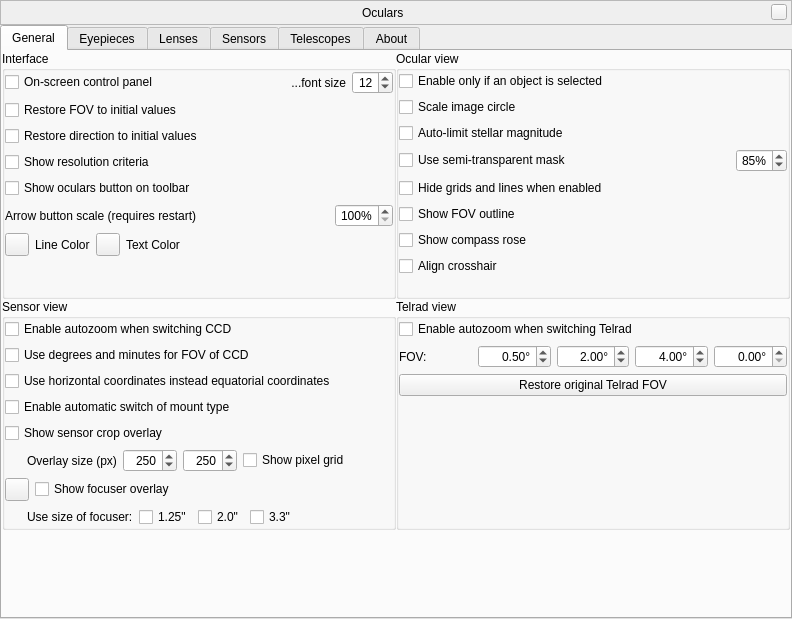
This is plugins/Oculars/src/gui/ocularDialog.ui in Stellarium/stellarium as Qt 5 draws it before an edit. The edited form follows.
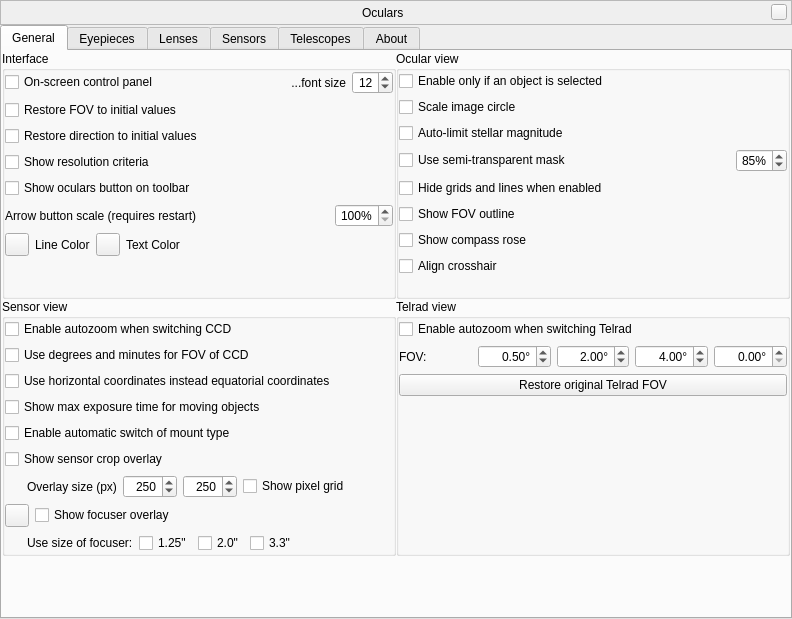
This is the edited form. Icons and pictures are not drawn. Custom widgets are drawn as their Qt base class.

Commit message: Add max exposure time for moving objects

Diff of the .ui file:
```diff
--- a/plugins/Oculars/src/gui/ocularDialog.ui
+++ b/plugins/Oculars/src/gui/ocularDialog.ui
@@ -576,136 +576,7 @@
              <property name="bottomMargin">
               <number>0</number>
              </property>
-             <item row="3" column="0">
-              <widget class="QCheckBox" name="checkBoxTypeOfMount">
-               <property name="toolTip">
-                <string>Enable automatic switch of mount type from the telescope settings for horizontal orientation of CCD frame.</string>
-               </property>
-               <property name="text">
-                <string>Enable automatic switch of mount type</string>
-               </property>
-              </widget>
-             </item>
-             <item row="0" column="0">
-              <widget class="QCheckBox" name="checkBoxCCDFOVScaling">
-               <property name="text">
-                <string>Enable autozoom when switching CCD</string>
-               </property>
-              </widget>
-             </item>
-             <item row="5" column="0">
-              <layout class="QHBoxLayout" name="guiSensorPanelHorizontalLayout">
-               <item>
-                <spacer name="horizontalSpacer_2">
-                 <property name="orientation">
-                  <enum>Qt::Horizontal</enum>
-                 </property>
-                 <property name="sizeType">
-                  <enum>QSizePolicy::Fixed</enum>
-                 </property>
-                 <property name="sizeHint" stdset="0">
-                  <size>
-                   <width>22</width>
-                   <height>20</height>
-                  </size>
-                 </property>
-                </spacer>
-               </item>
-               <item>
-                <widget class="QLabel" name="guiCcdCropOverlaySizeLabel">
-                 <property name="text">
-                  <string>Overlay size (px)</string>
-                 </property>
-                </widget>
-               </item>
-               <item>
-                <widget class="QSpinBox" name="guiCcdCropOverlayHSizeSpinBox">
-                 <property name="sizePolicy">
-                  <sizepolicy hsizetype="Maximum" vsizetype="Fixed">
-                   <horstretch>0</horstretch>
-                   <verstretch>0</verstretch>
-                  </sizepolicy>
-                 </property>
-                 <property name="maximumSize">
-                  <size>
-                   <width>70</width>
-                   <height>16777215</height>
-                  </size>
-                 </property>
-                 <property name="toolTip">
-                  <string>Horizontal size (width)</string>
-                 </property>
-                 <property name="alignment">
-                  <set>Qt::AlignRight|Qt::AlignTrailing|Qt::AlignVCenter</set>
-                 </property>
-                 <property name="minimum">
-                  <number>1</number>
-                 </property>
-                 <property name="maximum">
-                  <number>6000</number>
-                 </property>
-                 <property name="value">
-                  <number>250</number>
-                 </property>
-                </widget>
-               </item>
-               <item>
-                <widget class="QSpinBox" name="guiCcdCropOverlayVSizeSpinBox">
-                 <property name="sizePolicy">
-                  <sizepolicy hsizetype="Maximum" vsizetype="Fixed">
-                   <horstretch>0</horstretch>
-                   <verstretch>0</verstretch>
-                  </sizepolicy>
-                 </property>
-                 <property name="maximumSize">
-                  <size>
-                   <width>70</width>
-                   <height>16777215</height>
-                  </size>
-                 </property>
-                 <property name="toolTip">
-                  <string>Vertical size (height)</string>
-                 </property>
-                 <property name="alignment">
-                  <set>Qt::AlignRight|Qt::AlignTrailing|Qt::AlignVCenter</set>
-                 </property>
-                 <property name="minimum">
-                  <number>1</number>
-                 </property>
-                 <property name="maximum">
-                  <number>6000</number>
-                 </property>
-                 <property name="value">
-                  <number>250</number>
-                 </property>
-                </widget>
-               </item>
-               <item>
-                <widget class="QCheckBox" name="checkBoxShowCcdCropOverlayPixelGrid">
-                 <property name="toolTip">
-                  <string>Enable pixel grid of sensor binned pixels within sensor crop overlay.</string>
-                 </property>
-                 <property name="text">
-                  <string>Show pixel grid</string>
-                 </property>
-                </widget>
-               </item>
-               <item>
-                <spacer name="horizontalSpacer_3">
-                 <property name="orientation">
-                  <enum>Qt::Horizontal</enum>
-                 </property>
-                 <property name="sizeHint" stdset="0">
-                  <size>
-                   <width>40</width>
-                   <height>20</height>
-                  </size>
-                 </property>
-                </spacer>
-               </item>
-              </layout>
-             </item>
-             <item row="7" column="0">
+             <item row="8" column="0">
               <layout class="QHBoxLayout" name="horizontalLayout_4">
                <item>
                 <widget class="QToolButton" name="focuserColorToolButton">
@@ -730,7 +601,17 @@
                </property>
               </widget>
              </item>
-             <item row="8" column="0">
+             <item row="4" column="0">
+              <widget class="QCheckBox" name="checkBoxTypeOfMount">
+               <property name="toolTip">
+                <string>Enable automatic switch of mount type from the telescope settings for horizontal orientation of CCD frame.</string>
+               </property>
+               <property name="text">
+                <string>Enable automatic switch of mount type</string>
+               </property>
+              </widget>
+             </item>
+             <item row="9" column="0">
               <layout class="QHBoxLayout" name="horizontalLayout_14">
                <item>
                 <spacer name="horizontalSpacer_5">
@@ -791,16 +672,6 @@
                </item>
               </layout>
              </item>
-             <item row="4" column="0">
-              <widget class="QCheckBox" name="checkBoxShowCcdCropOverlay">
-               <property name="toolTip">
-                <string>Enable a rectangular overlay showing the effective size of a number of pixels.</string>
-               </property>
-               <property name="text">
-                <string>Show sensor crop overlay</string>
-               </property>
-              </widget>
-             </item>
              <item row="2" column="0">
               <widget class="QCheckBox" name="checkBoxHorizontalCoordinates">
                <property name="text">
@@ -808,6 +679,145 @@
                </property>
               </widget>
              </item>
+             <item row="6" column="0">
+              <layout class="QHBoxLayout" name="guiSensorPanelHorizontalLayout">
+               <item>
+                <spacer name="horizontalSpacer_2">
+                 <property name="orientation">
+                  <enum>Qt::Horizontal</enum>
+                 </property>
+                 <property name="sizeType">
+                  <enum>QSizePolicy::Fixed</enum>
+                 </property>
+                 <property name="sizeHint" stdset="0">
+                  <size>
+                   <width>22</width>
+                   <height>20</height>
+                  </size>
+                 </property>
+                </spacer>
+               </item>
+               <item>
+                <widget class="QLabel" name="guiCcdCropOverlaySizeLabel">
+                 <property name="text">
+                  <string>Overlay size (px)</string>
+                 </property>
+                </widget>
+               </item>
+               <item>
+                <widget class="QSpinBox" name="guiCcdCropOverlayHSizeSpinBox">
+                 <property name="sizePolicy">
+                  <sizepolicy hsizetype="Maximum" vsizetype="Fixed">
+                   <horstretch>0</horstretch>
+                   <verstretch>0</verstretch>
+                  </sizepolicy>
+                 </property>
+                 <property name="maximumSize">
+                  <size>
+                   <width>70</width>
+                   <height>16777215</height>
+                  </size>
+                 </property>
+                 <property name="toolTip">
+                  <string>Horizontal size (width)</string>
+                 </property>
+                 <property name="alignment">
+                  <set>Qt::AlignRight|Qt::AlignTrailing|Qt::AlignVCenter</set>
+                 </property>
+                 <property name="minimum">
+                  <number>1</number>
+                 </property>
+                 <property name="maximum">
+                  <number>6000</number>
+                 </property>
+                 <property name="value">
+                  <number>250</number>
+                 </property>
+                </widget>
+               </item>
+               <item>
+                <widget class="QSpinBox" name="guiCcdCropOverlayVSizeSpinBox">
+                 <property name="sizePolicy">
+                  <sizepolicy hsizetype="Maximum" vsizetype="Fixed">
+                   <horstretch>0</horstretch>
+                   <verstretch>0</verstretch>
+                  </sizepolicy>
+                 </property>
+                 <property name="maximumSize">
+                  <size>
+                   <width>70</width>
+                   <height>16777215</height>
+                  </size>
+                 </property>
+                 <property name="toolTip">
+                  <string>Vertical size (height)</string>
+                 </property>
+                 <property name="alignment">
+                  <set>Qt::AlignRight|Qt::AlignTrailing|Qt::AlignVCenter</set>
+                 </property>
+                 <property name="minimum">
+                  <number>1</number>
+                 </property>
+                 <property name="maximum">
+                  <number>6000</number>
+                 </property>
+                 <property name="value">
+                  <number>250</number>
+                 </property>
+                </widget>
+               </item>
+               <item>
+                <widget class="QCheckBox" name="checkBoxShowCcdCropOverlayPixelGrid">
+                 <property name="toolTip">
+                  <string>Enable pixel grid of sensor binned pixels within sensor crop overlay.</string>
+                 </property>
+                 <property name="text">
+                  <string>Show pixel grid</string>
+                 </property>
+                </widget>
+               </item>
+               <item>
+                <spacer name="horizontalSpacer_3">
+                 <property name="orientation">
+                  <enum>Qt::Horizontal</enum>
+                 </property>
+                 <property name="sizeHint" stdset="0">
+                  <size>
+                   <width>40</width>
+                   <height>20</height>
+                  </size>
+                 </property>
+                </spacer>
+               </item>
+              </layout>
+             </item>
+             <item row="5" column="0">
+              <widget class="QCheckBox" name="checkBoxShowCcdCropOverlay">
+               <property name="toolTip">
+                <string>Enable a rectangular overlay showing the effective size of a number of pixels.</string>
+               </property>
+               <property name="text">
+                <string>Show sensor crop overlay</string>
+               </property>
+              </widget>
+             </item>
+             <item row="0" column="0">
+              <widget class="QCheckBox" name="checkBoxCCDFOVScaling">
+               <property name="text">
+                <string>Enable autozoom when switching CCD</string>
+               </property>
+              </widget>
+             </item>
+             <item row="3" column="0">
+              <widget class="QCheckBox" name="checkBoxCCDMaxExposureTime">
+               <property name="toolTip">
+                <string>Show max exposure time for Solar system objects when then selected</string>
+               </property>
+               <property name="text">
+                <string>Show max exposure time for moving objects</string>
+               </property>
+              </widget>
+             </item>
             </layout>
            </widget>
           </item>
```
The commit also changes 3 other files.
